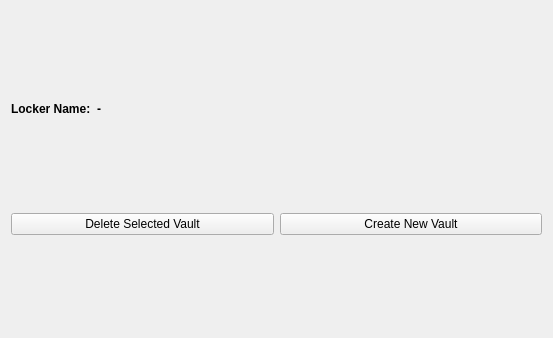
Old version of the form locker/managelocker.ui in the repository keshavbhatt/mylocker.
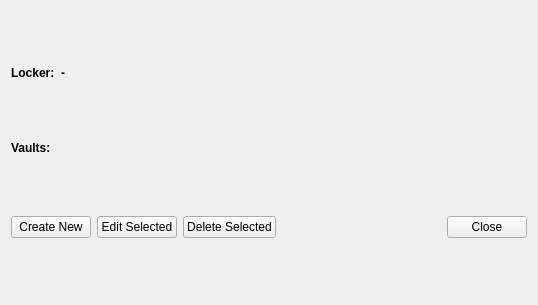
New version of the form.

What changed in the file:
```diff
--- a/locker/managelocker.ui
+++ b/locker/managelocker.ui
@@ -6,8 +6,8 @@
    <rect>
     <x>0</x>
     <y>0</y>
-    <width>553</width>
-    <height>338</height>
+    <width>538</width>
+    <height>305</height>
    </rect>
   </property>
   <property name="windowTitle">
@@ -30,7 +30,7 @@
         </font>
        </property>
        <property name="text">
-        <string>Locker Name:</string>
+        <string>Locker:</string>
        </property>
       </widget>
      </item>
@@ -67,22 +67,84 @@
      </item>
     </layout>
    </item>
+   <item>
+    <layout class="QHBoxLayout" name="horizontalLayout_3">
+     <item>
+      <widget class="QLabel" name="label_2">
+       <property name="sizePolicy">
+        <sizepolicy hsizetype="Preferred" vsizetype="Maximum">
+         <horstretch>0</horstretch>
+         <verstretch>0</verstretch>
+        </sizepolicy>
+       </property>
+       <property name="font">
+        <font>
+         <bold>true</bold>
+        </font>
+       </property>
+       <property name="text">
+        <string>Vaults:</string>
+       </property>
+      </widget>
+     </item>
+     <item>
+      <spacer name="horizontalSpacer_2">
+       <property name="orientation">
+        <enum>Qt::Horizontal</enum>
+       </property>
+       <property name="sizeHint" stdset="0">
+        <size>
+         <width>0</width>
+         <height>0</height>
+        </size>
+       </property>
+      </spacer>
+     </item>
+    </layout>
+   </item>
    <item>
     <layout class="QVBoxLayout" name="vaultsLayout"/>
    </item>
    <item>
     <layout class="QHBoxLayout" name="horizontalLayout">
-     <item>
-      <widget class="QPushButton" name="deleteSelectedVaultButton">
-       <property name="text">
-        <string>Delete Selected Vault</string>
-       </property>
-      </widget>
-     </item>
      <item>
       <widget class="QPushButton" name="createNewVaultButton">
        <property name="text">
-        <string>Create New Vault</string>
+        <string>Create New</string>
+       </property>
+      </widget>
+     </item>
+     <item>
+      <widget class="QPushButton" name="editVaultButton">
+       <property name="text">
+        <string>Edit Selected</string>
+       </property>
+      </widget>
+     </item>
+     <item>
+      <widget class="QPushButton" name="deleteSelectedVaultButton">
+       <property name="text">
+        <string>Delete Selected</string>
+       </property>
+      </widget>
+     </item>
+     <item>
+      <spacer name="horizontalSpacer_3">
+       <property name="orientation">
+        <enum>Qt::Horizontal</enum>
+       </property>
+       <property name="sizeHint" stdset="0">
+        <size>
+         <width>0</width>
+         <height>0</height>
+        </size>
+       </property>
+      </spacer>
+     </item>
+     <item>
+      <widget class="QPushButton" name="closeButton">
+       <property name="text">
+        <string>Close</string>
        </property>
       </widget>
      </item>
```
